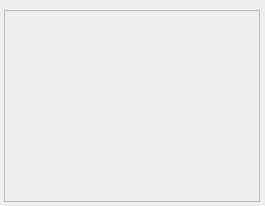
Above: staj-projeleri/pide/ui/main.ui from pars-linux/uludag before the change. Below: the same form after it.
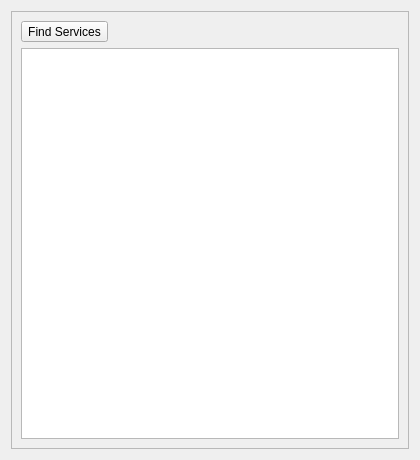
That is the form after the change.

Commit message: No need for frameWidget..

What changed in the file:
```diff
--- a/staj-projeleri/pide/ui/main.ui
+++ b/staj-projeleri/pide/ui/main.ui
@@ -6,53 +6,63 @@
    <rect>
     <x>0</x>
     <y>0</y>
-    <width>265</width>
-    <height>206</height>
+    <width>420</width>
+    <height>460</height>
    </rect>
   </property>
   <property name="windowTitle">
    <string>Form</string>
   </property>
-  <widget class="QListWidget" name="listServices">
-   <property name="enabled">
-    <bool>false</bool>
-   </property>
-   <property name="geometry">
-    <rect>
-     <x>4</x>
-     <y>10</y>
-     <width>256</width>
-     <height>192</height>
-    </rect>
-   </property>
-   <property name="font">
-    <font>
-     <weight>50</weight>
-     <bold>false</bold>
-    </font>
-   </property>
-   <property name="styleSheet">
-    <string notr="true"/>
-   </property>
-   <property name="editTriggers">
-    <set>QAbstractItemView::NoEditTriggers</set>
-   </property>
-   <property name="alternatingRowColors">
-    <bool>true</bool>
-   </property>
-   <property name="iconSize">
-    <size>
-     <width>32</width>
-     <height>32</height>
-    </size>
-   </property>
-   <property name="verticalScrollMode">
-    <enum>QAbstractItemView::ScrollPerItem</enum>
-   </property>
-  </widget>
-  <widget class="QWidget" name="">
-   <layout class="QHBoxLayout" name="horizontalLayout"/>
-  </widget>
+  <layout class="QVBoxLayout" name="verticalLayout">
+   <item>
+    <widget class="QFrame" name="frameList">
+     <property name="frameShape">
+      <enum>QFrame::StyledPanel</enum>
+     </property>
+     <property name="frameShadow">
+      <enum>QFrame::Raised</enum>
+     </property>
+     <layout class="QGridLayout" name="gridLayout_2">
+      <item row="0" column="0">
+       <layout class="QHBoxLayout" name="horizontalLayout_3">
+        <item>
+         <widget class="QToolButton" name="pushNew">
+          <property name="text">
+           <string>Find Services</string>
+          </property>
+          <property name="popupMode">
+           <enum>QToolButton::InstantPopup</enum>
+          </property>
+          <property name="toolButtonStyle">
+           <enum>Qt::ToolButtonTextBesideIcon</enum>
+          </property>
+          <property name="arrowType">
+           <enum>Qt::NoArrow</enum>
+          </property>
+         </widget>
+        </item>
+        <item>
+         <spacer name="horizontalSpacer_2">
+          <property name="orientation">
+           <enum>Qt::Horizontal</enum>
+          </property>
+          <property name="sizeHint" stdset="0">
+           <size>
+            <width>40</width>
+            <height>20</height>
+           </size>
+          </property>
+         </spacer>
+        </item>
+       </layout>
+      </item>
+      <item row="1" column="0">
+       <widget class="QListWidget" name="listItems"/>
+      </item>
+     </layout>
+    </widget>
+   </item>
+  </layout>
  </widget>
  <resources/>
  <connections/>
```
Left out of the diff: 9 changed lines with no effect on the pictures. The commit also changes 2 other files.
